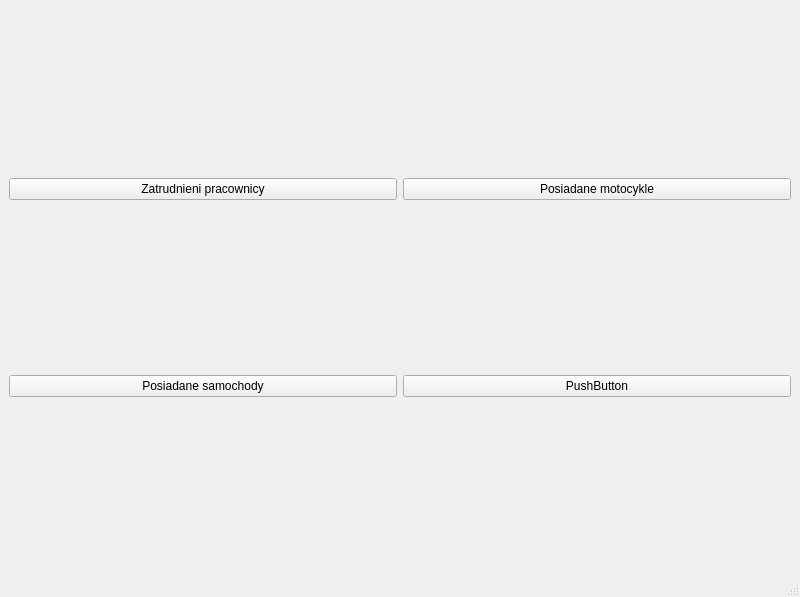
Qt form PROEProjekt2/mainwindow2.ui (emroczko/CarDealershipManagmentApp) before a commit.
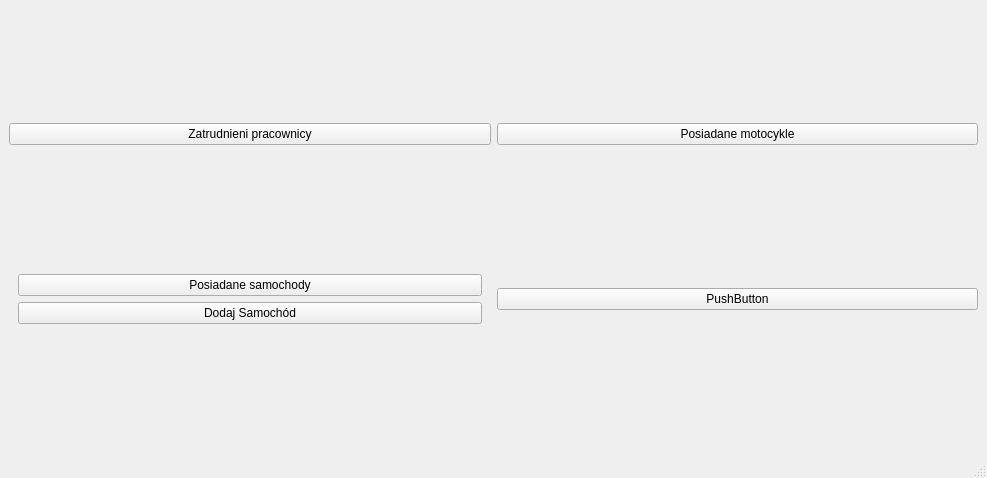
The same form after that commit.

What changed in the file:
```diff
--- a/PROEProjekt2/mainwindow2.ui
+++ b/PROEProjekt2/mainwindow2.ui
@@ -6,8 +6,8 @@
    <rect>
     <x>0</x>
     <y>0</y>
-    <width>800</width>
-    <height>597</height>
+    <width>987</width>
+    <height>478</height>
    </rect>
   </property>
   <property name="windowTitle">
@@ -15,32 +15,57 @@
   </property>
   <widget class="QWidget" name="centralwidget">
    <layout class="QGridLayout" name="gridLayout">
-    <item row="3" column="0">
-     <widget class="QPushButton" name="pushButton_4">
-      <property name="text">
-       <string>Posiadane samochody</string>
-      </property>
-     </widget>
+    <item row="2" column="1">
+     <layout class="QVBoxLayout" name="verticalLayout_4">
+      <item>
+       <widget class="QPushButton" name="Posiadane_motocykle">
+        <property name="text">
+         <string>Posiadane motocykle</string>
+        </property>
+       </widget>
+      </item>
+     </layout>
     </item>
-    <item row="0" column="0">
-     <widget class="QPushButton" name="pushButton_2">
-      <property name="text">
-       <string>Zatrudnieni pracownicy</string>
-      </property>
-     </widget>
-    </item>
-    <item row="0" column="1">
-     <widget class="QPushButton" name="pushButton">
-      <property name="text">
-       <string>Posiadane motocykle</string>
-      </property>
-     </widget>
+    <item row="2" column="0">
+     <layout class="QVBoxLayout" name="verticalLayout_2">
+      <item>
+       <widget class="QPushButton" name="Zatrudnieni_pracownicy">
+        <property name="text">
+         <string>Zatrudnieni pracownicy</string>
+        </property>
+       </widget>
+      </item>
+     </layout>
     </item>
     <item row="3" column="1">
-     <widget class="QPushButton" name="pushButton_3">
-      <property name="text">
-       <string>PushButton</string>
-      </property>
+     <layout class="QVBoxLayout" name="verticalLayout_3">
+      <item>
+       <widget class="QPushButton" name="pushButton_3">
+        <property name="text">
+         <string>PushButton</string>
+        </property>
+       </widget>
+      </item>
+     </layout>
+    </item>
+    <item row="3" column="0">
+     <widget class="QWidget" name="verticalWidget" native="true">
+      <layout class="QGridLayout" name="gridLayout_2">
+       <item row="2" column="0">
+        <widget class="QPushButton" name="Dodaj_samochod">
+         <property name="text">
+          <string>Dodaj Samochód</string>
+         </property>
+        </widget>
+       </item>
+       <item row="1" column="0">
+        <widget class="QPushButton" name="Posiadane_samochodu">
+         <property name="text">
+          <string>Posiadane samochody</string>
+         </property>
+        </widget>
+       </item>
+      </layout>
      </widget>
     </item>
    </layout>
```
Left out of the diff: 4 changed lines with no effect on the pictures.
